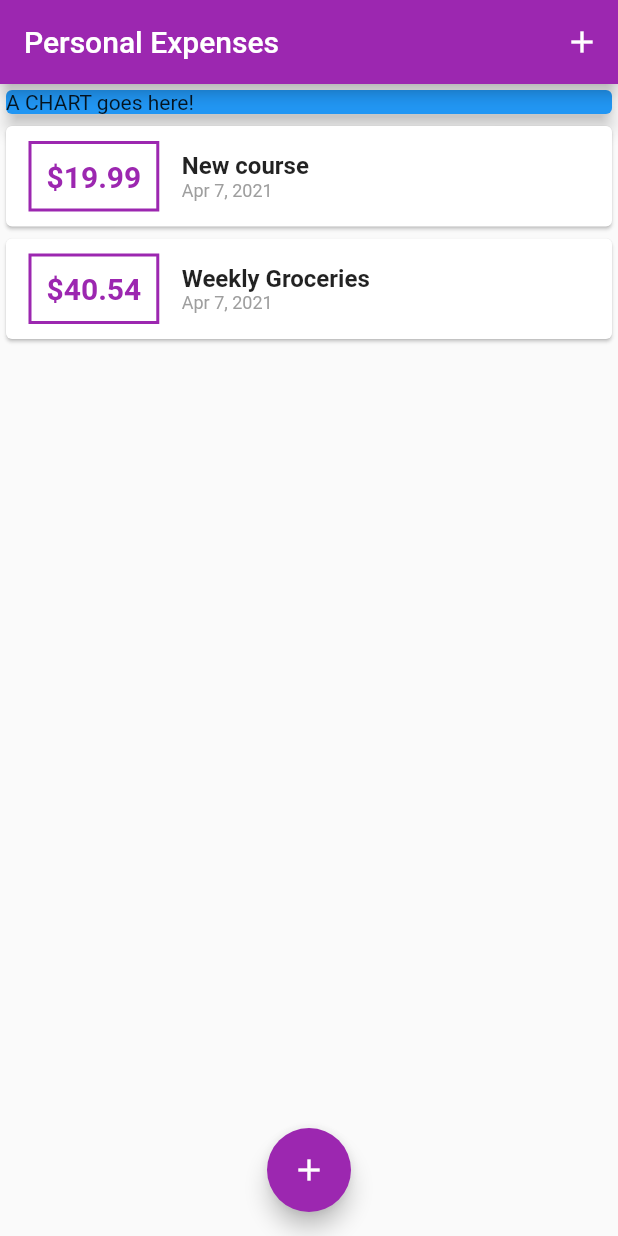
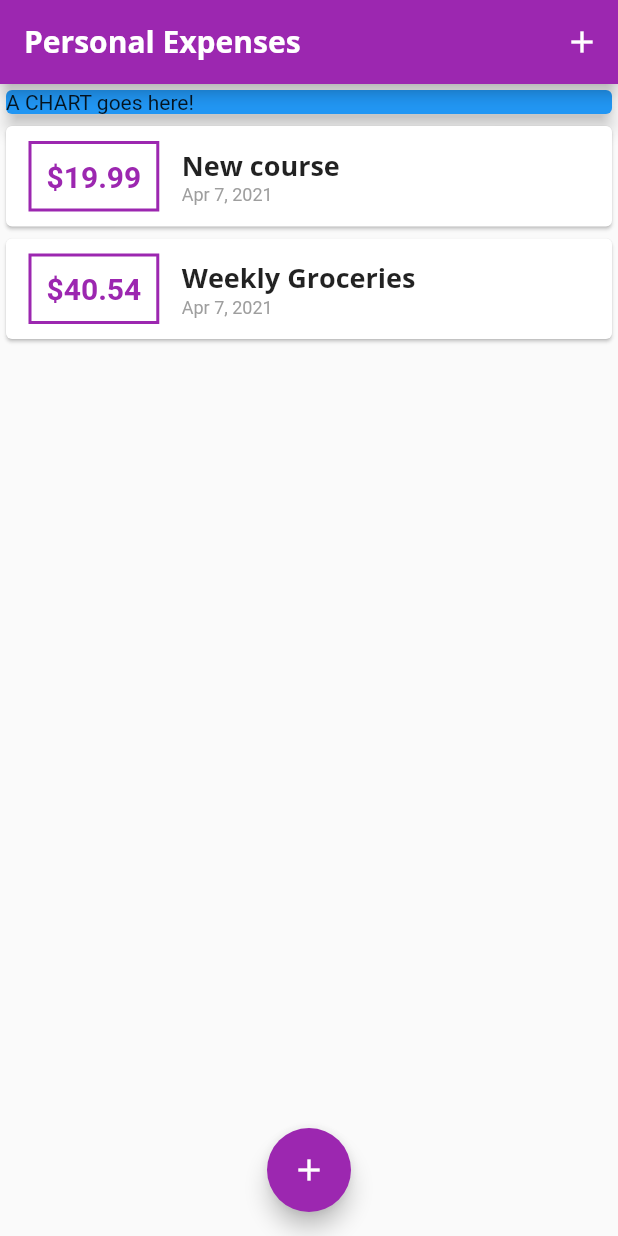
Before and after one commit to manal-elrhezzali/flutter-personal-expenes-mobile-app, a Flutter app: the screen it shows after launch, on a phone screen of 412 x 824 dp. Run offline on Flutter 3.47's test engine with Material 2 defaults, Android fonts, the phone set to English and light mode, and no system bars.

Commit message:
using custom fonts and working with TextThemes

```diff
--- a/lib/main.dart
+++ b/lib/main.dart
@@ -13,6 +13,23 @@ class MyApp extends StatelessWidget {
     return MaterialApp(
       title: 'Personal Expenses',
       theme: ThemeData(
+        fontFamily: "Quicksand",
+        textTheme: ThemeData.light().textTheme.copyWith(
+              title: TextStyle(
+                fontFamily: "OpenSans",
+                fontWeight: FontWeight.bold,
+                fontSize: 18,
+              ),
+            ),
+        appBarTheme: AppBarTheme(
+          textTheme: ThemeData.light().textTheme.copyWith(
+                title: TextStyle(
+                  fontFamily: "OpenSans",
+                  fontSize: 20,
+                  fontWeight: FontWeight.bold,
+                ),
+              ),
+        ),
         primarySwatch: Colors.purple,
       ),
       home: MyHomePage(),
@@ -33,7 +50,7 @@ class _MyHomePageState extends State<MyHomePage> {
 
   final amountController = TextEditingController();
 
-   final List<Transaction> _userTransactions = [
+  final List<Transaction> _userTransactions = [
     Transaction(
       id: "t1",
       title: "New course",
@@ -70,7 +87,7 @@ class _MyHomePageState extends State<MyHomePage> {
         //return GestureDetector(
         // onTap: () {},
         //  child: NewTransaction(_addNewTransaction),
-          // behavior: HitTestBehavior.opaque,
+        // behavior: HitTestBehavior.opaque,
         //);
       },
     );
--- a/lib/widgets/transaction_list.dart
+++ b/lib/widgets/transaction_list.dart
@@ -38,10 +38,11 @@ class TransactionList extends StatelessWidget {
                   children: [
                     Text(
                       transactions[index].title,
-                      style: TextStyle(
-                        fontSize: 16,
-                        fontWeight: FontWeight.bold,
-                      ),
+                      style: Theme.of(context).textTheme.title,
+                      // style: TextStyle(
+                        // fontSize: 16,
+                        // fontWeight: FontWeight.bold,
+                      // ),
                     ),
                     Text(
                       //DateFormat().format(tx.date),
```
Also changed, not shown: pubspec.yaml (+11 -6 lines), assets/fonts/OpenSans-Bold.ttf (added), assets/fonts/OpenSans-Regular.ttf (added), assets/fonts/Quicksand-Bold.ttf (added), assets/fonts/Quicksand-Light.ttf (added), assets/fonts/Quicksand-Medium.ttf (added), assets/fonts/Quicksand-Regular.ttf (added).
